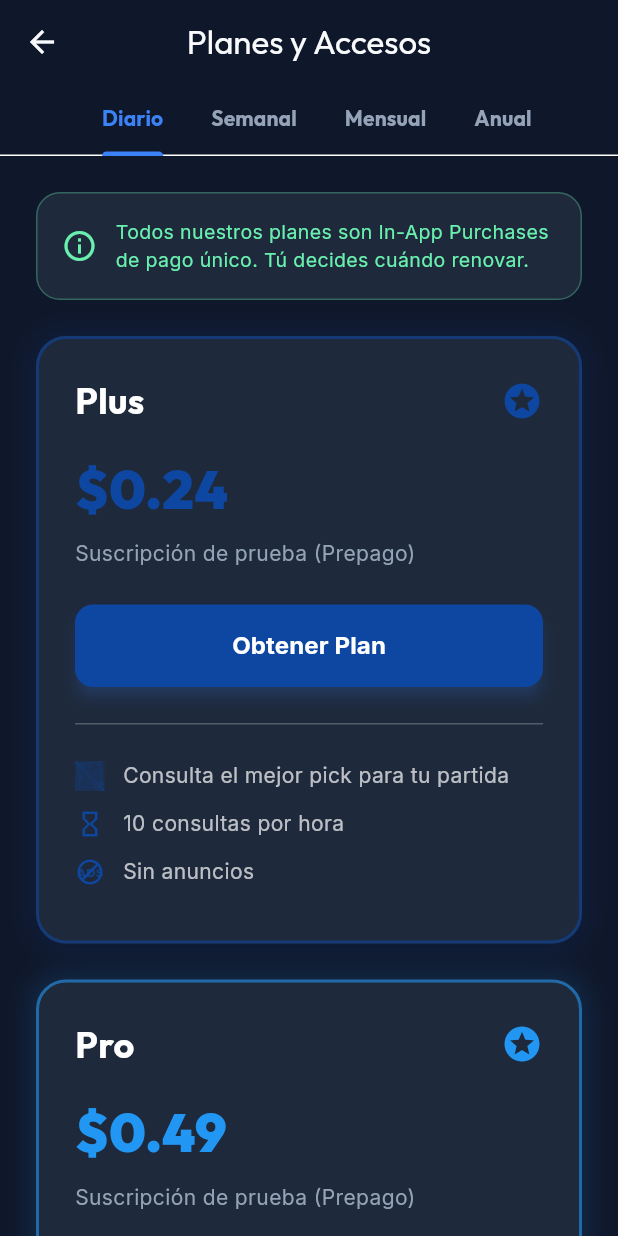
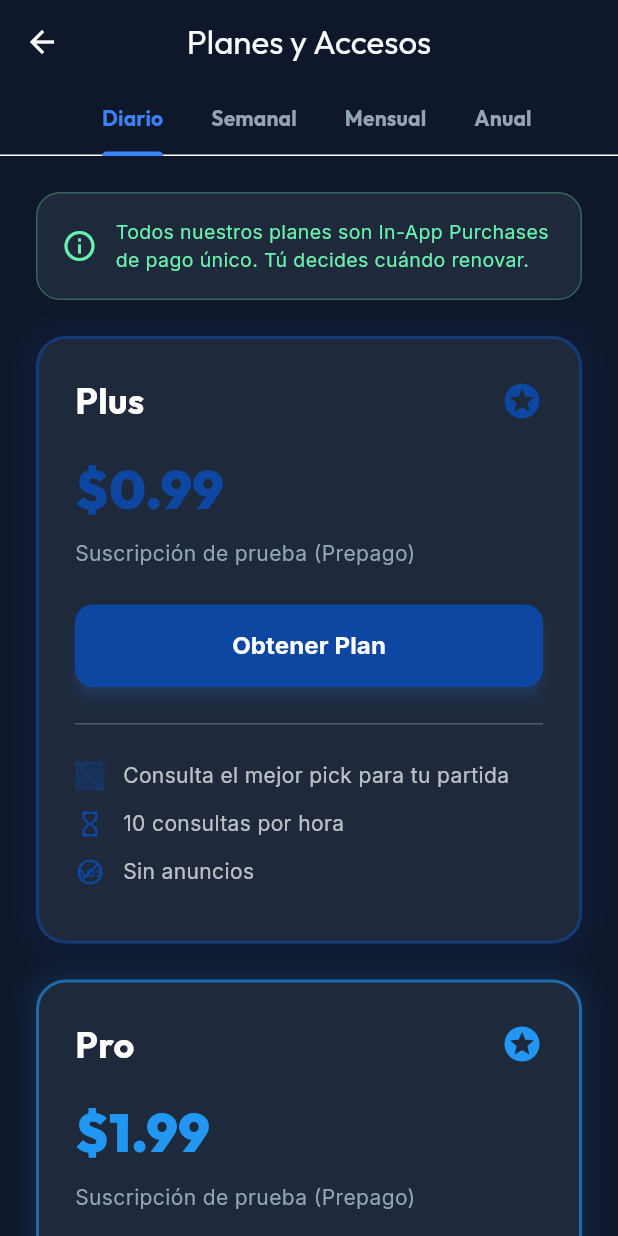
Before and after one commit to DarlynTenelema/Drafting, a Flutter app: the IndexScreen screen opened directly, after a tap on the "menu" icon, after a tap on "Planes de pago", on a phone screen of 412 x 824 dp. Run offline on Flutter 3.47's test engine with Material 3 defaults, Android fonts, the light colour scheme and no system bars; our stand-ins replace cached_network_image, dio, fl_chart, flutter_markdown, google_fonts, google_sign_in and 7 more; missing offline and left inert: gal; accounts and stored records are empty; network calls fail.

Commit message:
fix: corregido10

```diff
--- a/drafting/lib/screens/group_setup_screen.dart
+++ b/drafting/lib/screens/group_setup_screen.dart
@@ -736,6 +736,10 @@ Situational: ${_situationalCtrl.text}
         }
 
         if (mounted) {
+          if (_loadingContext != null) {
+            Navigator.pop(_loadingContext!);
+            _loadingContext = null;
+          }
           Navigator.pop(context); // Close modal
           Navigator.of(context).pushReplacement(
             MaterialPageRoute(builder: (_) => const EntrepreneurDashboardScreen()),
--- a/drafting/lib/screens/index_screen.dart
+++ b/drafting/lib/screens/index_screen.dart
@@ -40,7 +40,8 @@ class _IndexScreenState extends State<IndexScreen> {
   bool _isPremium = false;
   String _userTier = 'plus';
   int _visibleFields = 1;
-  GoogleSignInAccount? _currentUser;
+  String? _userName;
+  String? _userPhotoUrl;
 
   final List<TextEditingController> _otpControllers = List.generate(5, (_) => TextEditingController());
 
@@ -75,23 +76,6 @@ class _IndexScreenState extends State<IndexScreen> {
         );
       }
     });
-    _loadUser();
-  }
-
-  void _loadUser() async {
-    try {
-      final future = GoogleSignIn.instance.attemptLightweightAuthentication();
-      if (future != null) {
-        final account = await future;
-        if (mounted) {
-          setState(() {
-            _currentUser = account;
-          });
-        }
-      }
-    } catch (e) {
-      debugPrint('Error loading user: $e');
-    }
   }
 
   Future<void> _loadSession() async {
@@ -108,11 +92,13 @@ class _IndexScreenState extends State<IndexScreen> {
 
   Future<void> _fetchUserData() async {
     try {
-      final response = await ApiClient.get('/api/v1/auth/me');
+      final response = await ApiClient.get('/api/v1/auth/me', authenticated: true);
       if (response.statusCode == 200) {
         final data = jsonDecode(response.body);
         if (mounted) {
           setState(() {
+            _userName = data['username'];
+            _userPhotoUrl = data['profile_pic'];
             _isPremium = data['is_premium'] == true;
             _userTier = data['plan_tier'] ?? 'plus';
             if (_userTier == 'pro') _visibleFields = 2;
@@ -302,11 +288,11 @@ class _IndexScreenState extends State<IndexScreen> {
             ListTile(
               leading: CircleAvatar(
                 backgroundColor: AppTheme.background,
-                backgroundImage: _currentUser?.photoUrl != null ? NetworkImage(_currentUser!.photoUrl!) : null,
+                backgroundImage: _userPhotoUrl != null ? NetworkImage(_userPhotoUrl!) : null,
                 radius: 16,
-                child: _currentUser?.photoUrl == null ? const Icon(Icons.person, color: AppTheme.textMuted, size: 20) : null,
+                child: _userPhotoUrl == null ? const Icon(Icons.person, color: AppTheme.textMuted, size: 20) : null,
               ),
-              title: Text(_currentUser?.displayName ?? 'Jugador', style: const TextStyle(color: Colors.white, fontSize: 14)),
+              title: Text(_userName ?? 'Jugador', style: const TextStyle(color: Colors.white, fontSize: 14)),
               trailing: IconButton(
                 icon: const Icon(Icons.logout, color: Colors.redAccent),
                 onPressed: _handleLogout,
--- a/drafting/lib/screens/login_screen.dart
+++ b/drafting/lib/screens/login_screen.dart
@@ -6,7 +6,7 @@ import 'package:google_sign_in/google_sign_in.dart';
 import '../core/services/api_client.dart';
 import '../core/services/session_service.dart';
 import '../theme/app_theme.dart';
-import 'index_screen.dart';
+import 'main_layout.dart';
 
 class LoginScreen extends StatefulWidget {
   const LoginScreen({super.key});
@@ -32,7 +32,7 @@ class _LoginScreenState extends State<LoginScreen> {
     try {
       final googleUser = await _googleSignIn.authenticate();
 
-      final GoogleSignInAuthentication googleAuth = googleUser!.authentication;
+      final GoogleSignInAuthentication googleAuth = await googleUser.authentication;
       final String? idToken = googleAuth.idToken;
 
       if (idToken != null) {
@@ -50,7 +50,7 @@ class _LoginScreenState extends State<LoginScreen> {
           if (!mounted) return;
           Navigator.of(context).pushReplacement(
             MaterialPageRoute(
-              builder: (_) => IndexScreen(sessionToken: sessionToken),
+              builder: (_) => MainLayoutScreen(sessionToken: sessionToken),
             ),
           );
         } else {
--- a/drafting/lib/screens/payment_screen.dart
+++ b/drafting/lib/screens/payment_screen.dart
@@ -20,7 +20,17 @@ class PaymentScreen extends StatefulWidget {
   final String sessionToken;
   final String? creatorId;
   final bool isGroup;
-  const PaymentScreen({super.key, required this.sessionToken, this.creatorId, this.isGroup = false});
+  final String? creatorProductName;
+  final double? creatorProductPrice;
+
+  const PaymentScreen({
+    super.key,
+    required this.sessionToken,
+    this.creatorId,
+    this.isGroup = false,
+    this.creatorProductName,
+    this.creatorProductPrice,
+  });
 
   @override
   State<PaymentScreen> createState() => _PaymentScreenState();
@@ -90,20 +100,20 @@ class _PaymentScreenState extends State<PaymentScreen> {
 
         if (id.startsWith('plus')) {
           title = 'Plus';
-          if (id.contains('1d')) price = '\$0.24';
-          else if (id.contains('1w')) price = '\$1.58';
-          else if (id.contains('1m')) price = '\$5.99';
-          else if (id.contains('1y')) price = '\$59.99';
+          if (id.contains('1d')) price = '\$0.99';
+          else if (id.contains('1w')) price = '\$2.99';
+          else if (id.contains('1m')) price = '\$4.99';
+          else if (id.contains('1y')) price = '\$49.99';
         } else if (id.startsWith('pro')) {
           title = 'Pro';
-          if (id.contains('1d')) price = '\$0.49';
-          else if (id.contains('1w')) price = '\$2.99';
+          if (id.contains('1d')) price = '\$1.99';
+          else if (id.contains('1w')) price = '\$4.99';
           else if (id.contains('1m')) price = '\$9.99';
           else if (id.contains('1y')) price = '\$99.99';
         } else if (id.startsWith('ultra')) {
           title = 'Ultra';
-          if (id.contains('1d')) price = '\$0.99';
-          else if (id.contains('1w')) price = '\$5.99';
+          if (id.contains('1d')) price = '\$2.99';
+          else if (id.contains('1w')) price = '\$7.99';
           else if (id.contains('1m')) price = '\$19.99';
           else if (id.contains('1y')) price = '\$199.99';
         }
@@ -180,14 +190,12 @@ class _PaymentScreenState extends State<PaymentScreen> {
           await SubscriptionService.subscribeGroup(
             subscriptionId: purchase.productID,
             purchaseToken: purchaseToken,
-            sessionToken: widget.sessionToken,
             groupId: widget.creatorId!,
           );
         } else {
           await SubscriptionService.subscribeCreator(
             subscriptionId: purchase.productID,
             purchaseToken: purchaseToken,
-            sessionToken: widget.sessionToken,
             creatorId: widget.creatorId!,
           );
         }
@@ -207,7 +215,6 @@ class _PaymentScreenState extends State<PaymentScreen> {
         final endsAt = await SubscriptionService.verifyPurchase(
           productId: purchase.productID,
           purchaseToken: purchaseToken,
-          sessionToken: widget.sessionToken,
         );
 
         _processedPurchaseKeys.add(key);
@@ -574,6 +581,61 @@ class _PaymentScreenState extends State<PaymentScreen> {
 
   @override
   Widget build(BuildContext context) {
+    if (widget.creatorId != null) {
+      return Scaffold(
+        appBar: AppBar(
+          title: Text(widget.isGroup ? 'Suscripción al Grupo' : 'Paquete de IA', style: GoogleFonts.outfit(color: AppTheme.textLight)),
+          backgroundColor: AppTheme.background,
+          elevation: 0,
+          iconTheme: const IconThemeData(color: AppTheme.textLight),
+        ),
+        backgroundColor: AppTheme.background,
+        body: _loading
+            ? const Center(child: CircularProgressIndicator())
+            : Stack(
+                children: [
+                  SingleChildScrollView(
+                    padding: const EdgeInsets.all(16),
+                    child: Column(
+                      children: [
+                        _buildStatusBanner(),
+                        const SizedBox(height: 16),
+                        _buildSubscriptionCard(
+                          title: widget.creatorProductName ?? (widget.isGroup ? 'Acceso al Grupo' : 'Acceso al Creador'),
+                          description: 'Apoya a este creador y obtén acceso exclusivo a su IA configurada o comunidad.',
+                          price: '\$${widget.creatorProductPrice?.toStringAsFixed(2) ?? '4.99'}/mes',
+                          features: [
+                            _PlanFeature('Acceso al modelo de IA configurado', iconData: Icons.smart_toy),
+                            _PlanFeature('Recomendaciones personalizadas del creador', iconData: Icons.star),
+                            _PlanFeature('Apoyo directo al creador', iconData: Icons.favorite),
+                          ],
+                          color: AppTheme.primary,
+                          isCurrentPlan: false,
+                          onPressed: () {
+                            if (_products.isEmpty) {
+                              _showMessage('Productos no disponibles', isError: true);
+                              return;
+                            }
+                            // Fallback to a generic 1-month product for Creator Subscriptions
+                            final product = _products.firstWhere(
+                                (p) => p.id == 'pro_1m',
+                                orElse: () => _products.first);
+                            _buyProduct(product);
+                          },
+                        ),
+                      ],
+                    ),
+                  ),
+                  if (_verifying)
+                    Container(
+                      color: Colors.black54,
+                      child: const Center(child: CircularProgressIndicator(color: AppTheme.primary)),
+                    ),
+                ],
+              ),
+      );
+    }
+
     final dailyProducts = _products.where((p) => p.id.endsWith('_1d')).toList();
     final weeklyProducts = _products.where((p) => p.id.endsWith('_1w')).toList();
     final monthlyProducts = _products.where((p) => p.id.endsWith('_1m')).toList();
```
Also changed, not shown: drafting/lib/screens/consumer_store_screen.dart (+6 -5 lines), drafting/lib/widgets/app_drawer.dart (+14 -9 lines), 3 other files.
